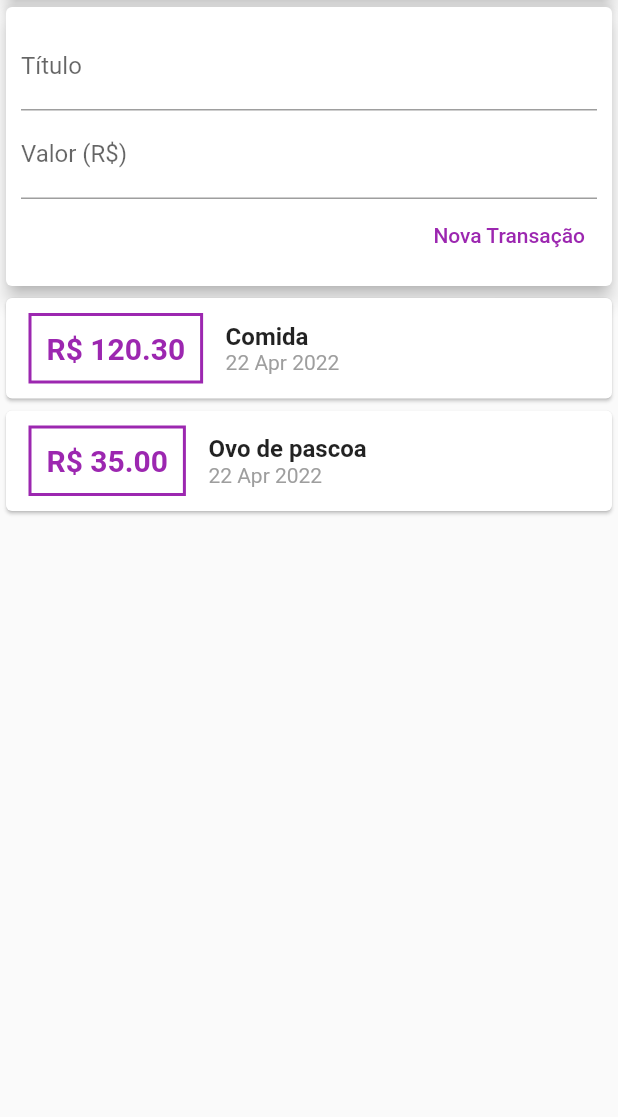
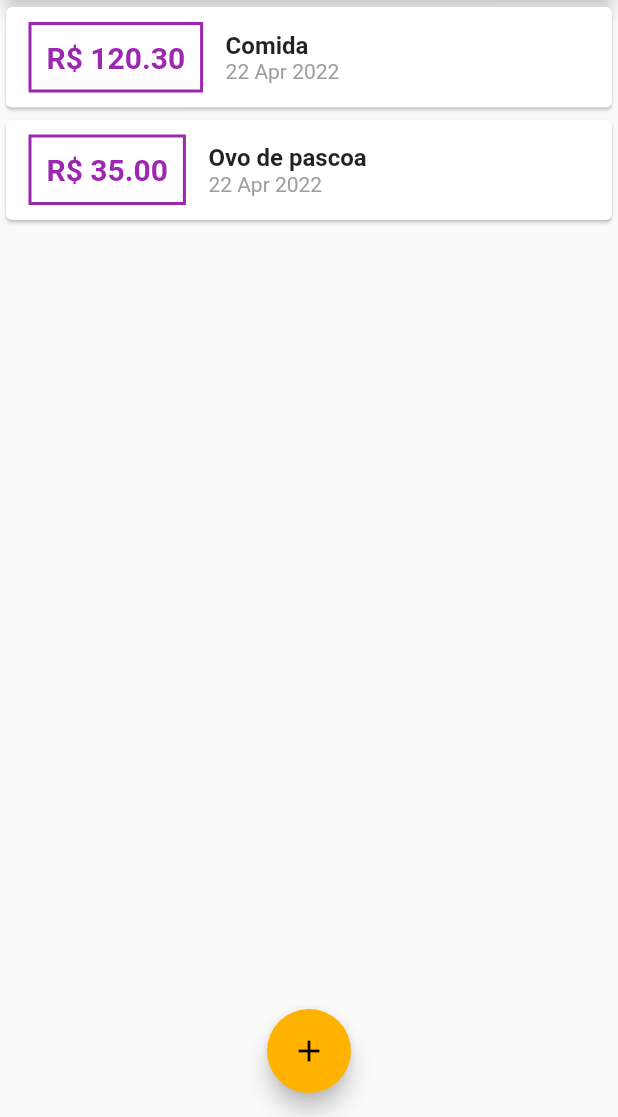
Before and after one commit to EduardoVitech/Life_Easier, a Flutter app: the screen it shows after launch, on a phone screen of 412 x 824 dp, the part 119-1236 px from its top. Run offline on Flutter 3.47's test engine with Material 2 defaults, Android fonts, the phone set to English and light mode, and no system bars.

Commit message:
Teclado numerico, Botão para add nova transação, Exibindo formulario modal, fechando formulario modal

```diff
--- a/lib/components/transaction_user/transaction_user.dart
+++ /dev/null
@@ -1,53 +0,0 @@
-import 'dart:math';
-
-import 'package:flutter/material.dart';
-import 'package:life_easier/components/new_transaction/new_transaction.dart';
-import 'package:life_easier/components/transaction_list/transaction_list.dart';
-import '../../models/transaction/transaction.dart';
-
-class TransactionUser extends StatefulWidget {
-  const TransactionUser({Key? key}) : super(key: key);
-
-  @override
-  State<TransactionUser> createState() => _TransactionUserState();
-}
-
-class _TransactionUserState extends State<TransactionUser> {
-  final _transactions = [
-    Transaction(
-      id: 't1',
-      title: 'Comida',
-      value: 120.30,
-      date: DateTime.now(),
-    ),
-    Transaction(
-      id: 't2',
-      title: 'Ovo de pascoa',
-      value: 35.00,
-      date: DateTime.now(),
-    ),
-  ];
-
-  _addTransaction(String title, double value) {
-    final newTransaction = Transaction(
-      id: Random().nextDouble().toString(),
-      title: title,
-      value: value,
-      date: DateTime.now(),
-    );
-
-    setState(() {
-      _transactions.add(newTransaction);
-    });
-  }
-
-  @override
-  Widget build(BuildContext context) {
-    return Column(
-      children: [
-        NewTransaction(_addTransaction),
-        TransactionList(_transactions),
-      ],
-    );
-  }
-}
--- a/lib/pages/home_page/home_page.dart
+++ b/lib/pages/home_page/home_page.dart
@@ -1,28 +1,81 @@
+import 'dart:math';
 import 'package:flutter/material.dart';
 import 'package:life_easier/components/graphic/graphic.dart';
-import 'package:life_easier/components/transaction_user/transaction_user.dart';
+import 'package:life_easier/components/new_transaction/new_transaction.dart';
+import '../../components/transaction_list/transaction_list.dart';
+import '../../models/transaction/transaction.dart';
 
-class MyHomePage extends StatelessWidget {
+class MyHomePage extends StatefulWidget {
   MyHomePage({Key? key}) : super(key: key);
+
+  @override
+  State<MyHomePage> createState() => _MyHomePageState();
+}
+
+class _MyHomePageState extends State<MyHomePage> {
+  final _transactions = [
+    Transaction(
+      id: 't1',
+      title: 'Comida',
+      value: 120.30,
+      date: DateTime.now(),
+    ),
+    Transaction(
+      id: 't2',
+      title: 'Ovo de pascoa',
+      value: 35.00,
+      date: DateTime.now(),
+    ),
+  ];
+
+  _addTransaction(String title, double value) {
+    final newTransaction = Transaction(
+      id: Random().nextDouble().toString(),
+      title: title,
+      value: value,
+      date: DateTime.now(),
+    );
+
+    setState(() {
+      _transactions.add(newTransaction);
+    });
+
+    Navigator.of(context).pop();
+  }
+
+  _openTransactionFormModal(BuildContext context) {
+    showModalBottomSheet(
+      context: context,
+      builder: (_) {
+        return NewTransaction(_addTransaction);
+      },
+    );
+  }
 
   @override
   Widget build(BuildContext context) {
     return Scaffold(
       appBar: AppBar(
-        title: const Text(
-          'Despesas Pessoais',
-          textAlign: TextAlign.center,
-        ),
+        title: const Text('Despesas Pessoais'),
       ),
       body: SingleChildScrollView(
         child: Column(
           crossAxisAlignment: CrossAxisAlignment.stretch,
-          children: const [
+          children: [
             Graphic(),
-            TransactionUser(),
+            TransactionList(_transactions),
           ],
         ),
       ),
+      floatingActionButton: FloatingActionButton(
+        onPressed: () => _openTransactionFormModal(context),
+        backgroundColor: Colors.amber.shade600,
+        child: const Icon(
+          Icons.add,
+          color: Colors.black,
+        ),
+      ),
+      floatingActionButtonLocation: FloatingActionButtonLocation.centerFloat,
     );
   }
 }
```
Also changed, not shown: lib/components/new_transaction/new_transaction.dart (+25 -8 lines).
